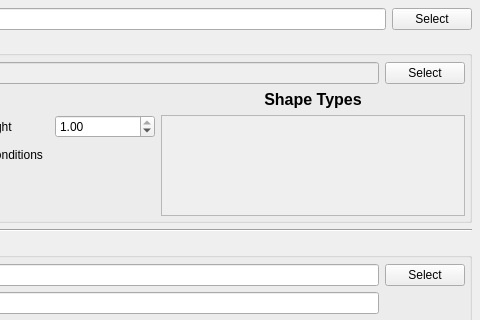
First picture: the form in Source/Plugins/GrainGenerator/UI/GrainGeneratorWidget.ui, repository BlueQuartzSoftware/DREAM3D, before the edit; both pictures show x 386 to 866 and y 0 to 320 of the 866 by 600 pixel window.
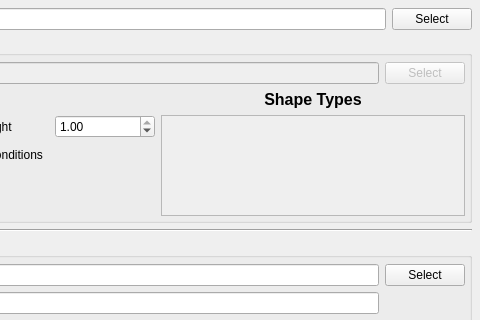
Second picture: the form after the edit. Custom widgets are drawn as their Qt base class.

Commit message: Adding long explanation of the reference frame transform. Removing widgets from the grain generator that are not being used currently

```diff
--- a/Source/Plugins/GrainGenerator/UI/GrainGeneratorWidget.ui
+++ b/Source/Plugins/GrainGenerator/UI/GrainGeneratorWidget.ui
@@ -80,6 +80,9 @@
         </item>
         <item row="0" column="2">
          <widget class="QPushButton" name="m_StructureFileBtn">
+          <property name="enabled">
+           <bool>false</bool>
+          </property>
           <property name="text">
            <string>Select</string>
           </property>
```
The commit also changes 6 other files.
